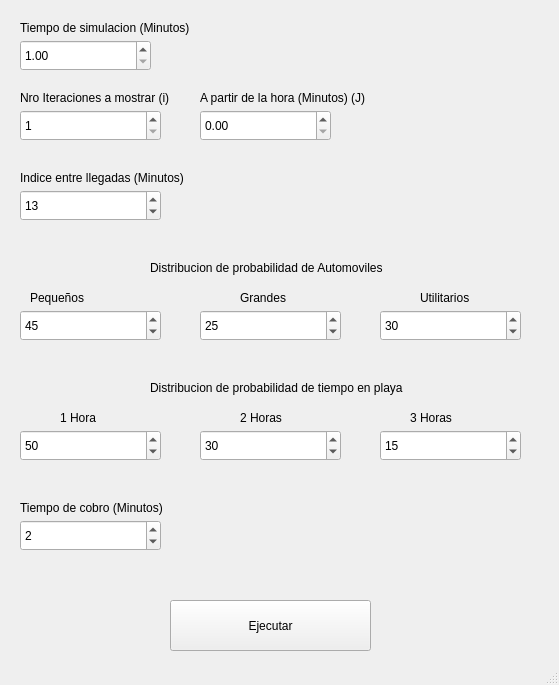
Old version of the form TP5 Simulacion/TP5.ui in the repository tinchomengo/simulacionTPs.
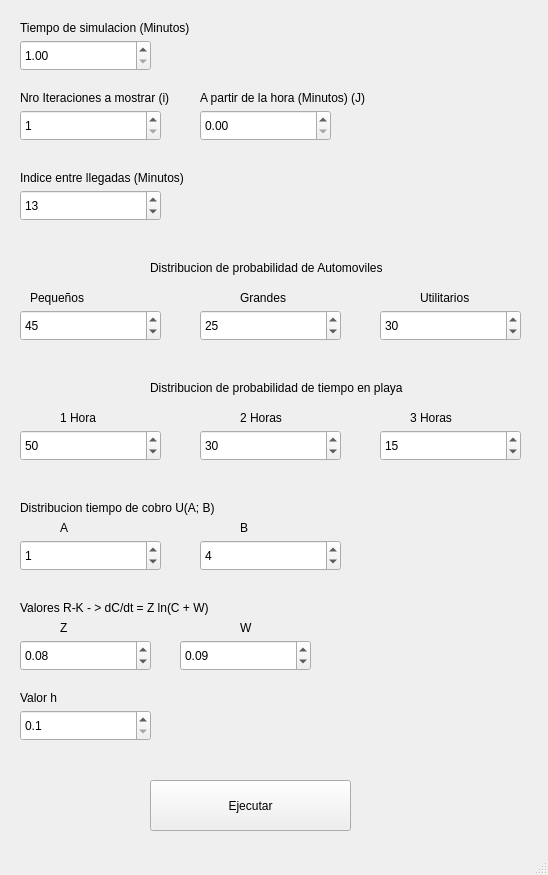
New version of the form.

Commit message: tp5 ui actualizada

The edit to the form file:
```diff
--- a/TP5 Simulacion/TP5.ui
+++ b/TP5 Simulacion/TP5.ui
@@ -6,8 +6,8 @@
    <rect>
     <x>0</x>
     <y>0</y>
-    <width>559</width>
-    <height>685</height>
+    <width>548</width>
+    <height>875</height>
    </rect>
   </property>
   <property name="windowTitle">
@@ -314,32 +314,19 @@
      <rect>
       <x>20</x>
       <y>500</y>
-      <width>151</width>
+      <width>201</width>
       <height>16</height>
      </rect>
     </property>
     <property name="text">
-     <string>Tiempo de cobro (Minutos)</string>
-    </property>
-   </widget>
-   <widget class="QSpinBox" name="tiempoCobro">
-    <property name="geometry">
-     <rect>
-      <x>20</x>
-      <y>520</y>
-      <width>141</width>
-      <height>31</height>
-     </rect>
-    </property>
-    <property name="value">
-     <number>2</number>
+     <string>Distribucion tiempo de cobro U(A; B)</string>
     </property>
    </widget>
    <widget class="QPushButton" name="ejecutar">
     <property name="geometry">
      <rect>
-      <x>170</x>
-      <y>600</y>
+      <x>150</x>
+      <y>780</y>
       <width>201</width>
       <height>51</height>
      </rect>
@@ -348,6 +335,182 @@
      <string>Ejecutar</string>
     </property>
    </widget>
+   <widget class="QLabel" name="label_14">
+    <property name="geometry">
+     <rect>
+      <x>60</x>
+      <y>520</y>
+      <width>61</width>
+      <height>16</height>
+     </rect>
+    </property>
+    <property name="text">
+     <string>A</string>
+    </property>
+   </widget>
+   <widget class="QSpinBox" name="unifB">
+    <property name="geometry">
+     <rect>
+      <x>200</x>
+      <y>540</y>
+      <width>141</width>
+      <height>31</height>
+     </rect>
+    </property>
+    <property name="maximum">
+     <number>9999</number>
+    </property>
+    <property name="value">
+     <number>4</number>
+    </property>
+   </widget>
+   <widget class="QSpinBox" name="unifA">
+    <property name="geometry">
+     <rect>
+      <x>20</x>
+      <y>540</y>
+      <width>141</width>
+      <height>31</height>
+     </rect>
+    </property>
+    <property name="maximum">
+     <number>9999</number>
+    </property>
+    <property name="value">
+     <number>1</number>
+    </property>
+   </widget>
+   <widget class="QLabel" name="label_15">
+    <property name="geometry">
+     <rect>
+      <x>240</x>
+      <y>520</y>
+      <width>61</width>
+      <height>16</height>
+     </rect>
+    </property>
+    <property name="text">
+     <string>B</string>
+    </property>
+   </widget>
+   <widget class="QLabel" name="label_16">
+    <property name="geometry">
+     <rect>
+      <x>20</x>
+      <y>600</y>
+      <width>231</width>
+      <height>16</height>
+     </rect>
+    </property>
+    <property name="text">
+     <string>Valores R-K - &gt; dC/dt = Z ln(C + W)</string>
+    </property>
+   </widget>
+   <widget class="QLabel" name="label_17">
+    <property name="geometry">
+     <rect>
+      <x>240</x>
+      <y>620</y>
+      <width>61</width>
+      <height>16</height>
+     </rect>
+    </property>
+    <property name="text">
+     <string>W</string>
+    </property>
+   </widget>
+   <widget class="QLabel" name="label_18">
+    <property name="geometry">
+     <rect>
+      <x>60</x>
+      <y>620</y>
+      <width>61</width>
+      <height>16</height>
+     </rect>
+    </property>
+    <property name="text">
+     <string>Z</string>
+    </property>
+   </widget>
+   <widget class="QDoubleSpinBox" name="rkZ">
+    <property name="geometry">
+     <rect>
+      <x>20</x>
+      <y>640</y>
+      <width>131</width>
+      <height>31</height>
+     </rect>
+    </property>
+    <property name="decimals">
+     <number>2</number>
+    </property>
+    <property name="minimum">
+     <double>0.010000000000000</double>
+    </property>
+    <property name="maximum">
+     <double>9999999.900000000372529</double>
+    </property>
+    <property name="value">
+     <double>0.080000000000000</double>
+    </property>
+   </widget>
+   <widget class="QDoubleSpinBox" name="rkW">
+    <property name="geometry">
+     <rect>
+      <x>180</x>
+      <y>640</y>
+      <width>131</width>
+      <height>31</height>
+     </rect>
+    </property>
+    <property name="decimals">
+     <number>2</number>
+    </property>
+    <property name="minimum">
+     <double>0.010000000000000</double>
+    </property>
+    <property name="maximum">
+     <double>9999999.900000000372529</double>
+    </property>
+    <property name="value">
+     <double>0.090000000000000</double>
+    </property>
+   </widget>
+   <widget class="QDoubleSpinBox" name="rkh">
+    <property name="geometry">
+     <rect>
+      <x>20</x>
+      <y>710</y>
+      <width>131</width>
+      <height>31</height>
+     </rect>
+    </property>
+    <property name="decimals">
+     <number>1</number>
+    </property>
+    <property name="minimum">
+     <double>0.100000000000000</double>
+    </property>
+    <property name="maximum">
+     <double>9999999.900000000372529</double>
+    </property>
+    <property name="value">
+     <double>0.100000000000000</double>
+    </property>
+   </widget>
+   <widget class="QLabel" name="label_20">
+    <property name="geometry">
+     <rect>
+      <x>20</x>
+      <y>690</y>
+      <width>231</width>
+      <height>16</height>
+     </rect>
+    </property>
+    <property name="text">
+     <string>Valor h</string>
+    </property>
+   </widget>
   </widget>
   <widget class="QStatusBar" name="statusbar"/>
  </widget>
```
